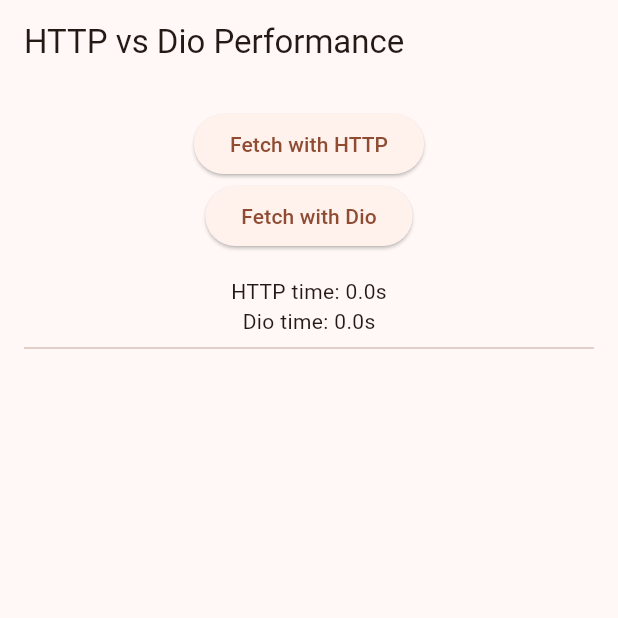
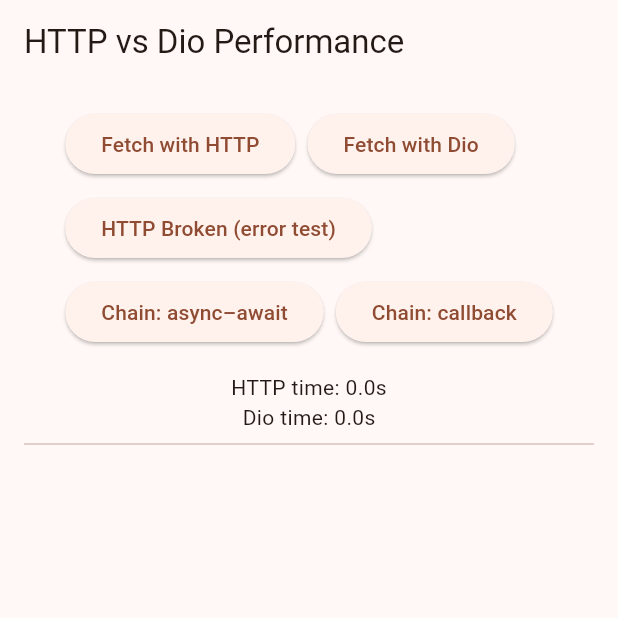
Before and after one commit to bagusromadhon/CoffeShop, a Flutter app: the screen it shows after launch, on a phone screen of 412 x 824 dp, the top half of it. Run offline on Flutter 3.47's test engine with Material 3 defaults, Android fonts, the phone set to English and light mode, and no system bars; our stand-ins replace dio, get.

Commit message:
[Add] 3 Buttons

```diff
--- a/lib/views/home_view.dart
+++ b/lib/views/home_view.dart
@@ -1,8 +1,8 @@
 import 'package:flutter/material.dart';
 import 'package:get/get.dart';
 import '../controllers/api_controller.dart';
-
 class HomeView extends StatelessWidget {
+  HomeView({super.key});  // biar konsisten
   final controller = Get.put(ApiController());
 
   @override
@@ -13,6 +13,7 @@ class HomeView extends StatelessWidget {
         padding: const EdgeInsets.all(16),
         child: Column(
           children: [
+            Wrap(spacing: 8, runSpacing: 8, children: [
               ElevatedButton(
                 onPressed: controller.fetchWithHttp,
                 child: const Text('Fetch with HTTP'),
@@ -21,6 +22,40 @@ class HomeView extends StatelessWidget {
                 onPressed: controller.fetchWithDio,
                 child: const Text('Fetch with Dio'),
               ),
+              ElevatedButton(
+                onPressed: controller.fetchWithHttpBroken,
+                child: const Text('HTTP Broken (error test)'),
+              ),
+              ElevatedButton(
+                onPressed: () async {
+                  try {
+                    final res = await controller.chainWithAsyncAwait();
+                    ScaffoldMessenger.of(context).showSnackBar(
+                      SnackBar(content: Text('AsyncAwait OK • total: ${res['total']}'))
+                    );
+                  } catch (e) {
+                    ScaffoldMessenger.of(context).showSnackBar(
+                      SnackBar(content: Text('AsyncAwait Error: $e'))
+                    );
+                  }
+                },
+                child: const Text('Chain: async–await'),
+              ),
+              ElevatedButton(
+                onPressed: () {
+                  controller.chainWithCallbacks((res) {
+                    ScaffoldMessenger.of(context).showSnackBar(
+                      SnackBar(content: Text('Callback OK • total: ${res['total']}'))
+                    );
+                  }, (e) {
+                    ScaffoldMessenger.of(context).showSnackBar(
+                      SnackBar(content: Text('Callback Error: $e'))
+                    );
+                  });
+                },
+                child: const Text('Chain: callback'),
+              ),
+            ]),
             const SizedBox(height: 16),
             Text('HTTP time: ${controller.httpTime.value}s'),
             Text('Dio time: ${controller.dioTime.value}s'),
```
Lines whose indentation alone changed are shown as unchanged.
